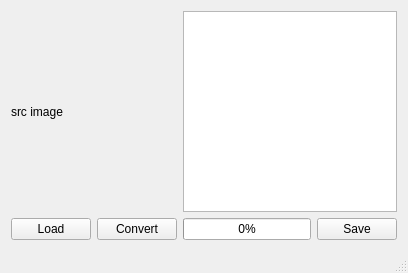
LeNeuner/PanoramConverter, file source/convertmainwindow.ui: the form before one commit.
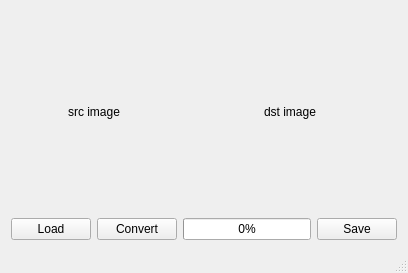
The form after the commit.

```diff
--- a/source/convertmainwindow.ui
+++ b/source/convertmainwindow.ui
@@ -45,14 +45,24 @@
         </property>
        </widget>
       </item>
-      <item row="0" column="2" colspan="2">
-       <widget class="QGraphicsView" name="gvDstImage"/>
-      </item>
       <item row="0" column="0" colspan="2">
        <widget class="QLabel" name="lblSrcImage">
         <property name="text">
          <string>src image</string>
         </property>
+        <property name="alignment">
+         <set>Qt::AlignCenter</set>
+        </property>
+       </widget>
+      </item>
+      <item row="0" column="2" colspan="2">
+       <widget class="QLabel" name="lblDstImage">
+        <property name="text">
+         <string>dst image</string>
+        </property>
+        <property name="alignment">
+         <set>Qt::AlignCenter</set>
+        </property>
        </widget>
       </item>
      </layout>
```
Left out of the diff: 2 changed lines with no effect on the pictures.
